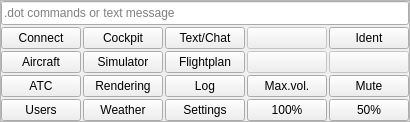
swift-project/pilotclient, file src/blackgui/components/mainkeypadareacomponent.ui: the form before one commit.
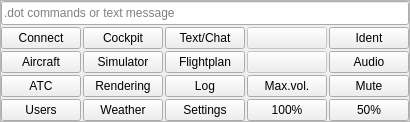
The form after the commit. Custom widgets are drawn as their Qt base class.

Commit message: refs #927, added audio button in keypad area

Diff of the .ui file:
```diff
--- a/src/blackgui/components/mainkeypadareacomponent.ui
+++ b/src/blackgui/components/mainkeypadareacomponent.ui
@@ -117,12 +117,9 @@
        </widget>
       </item>
       <item row="2" column="4">
-       <widget class="QPushButton" name="pb_Empty_3">
-        <property name="enabled">
-         <bool>false</bool>
-        </property>
+       <widget class="QPushButton" name="pb_Audio">
         <property name="text">
-         <string/>
+         <string>Audio</string>
         </property>
        </widget>
       </item>
```
The commit also changes 2 other files.
